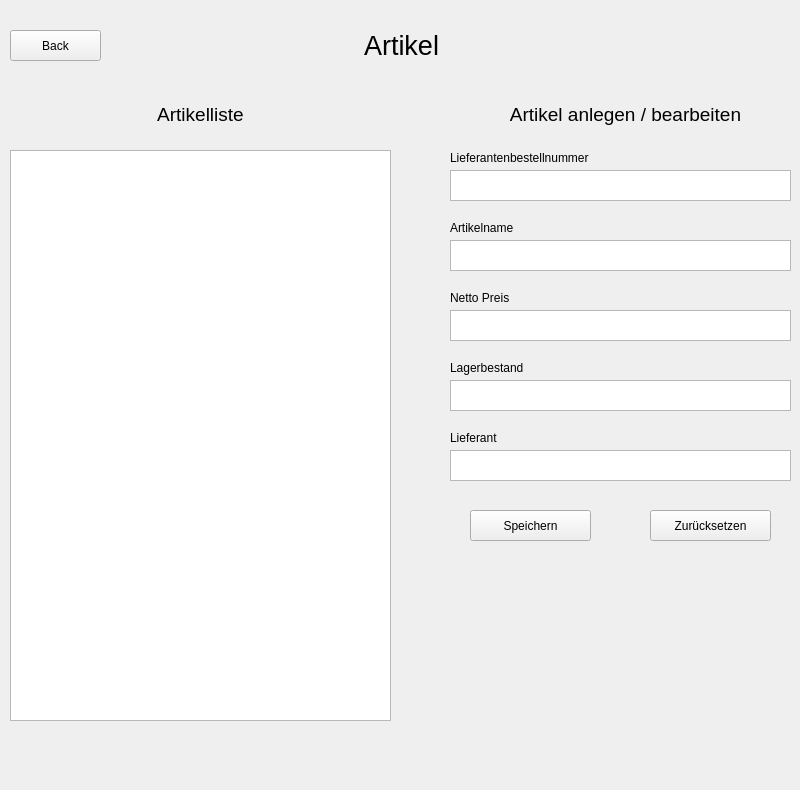
Old version of the form overviewartikel.ui in the repository luis-we/SchulaufgabePRO.
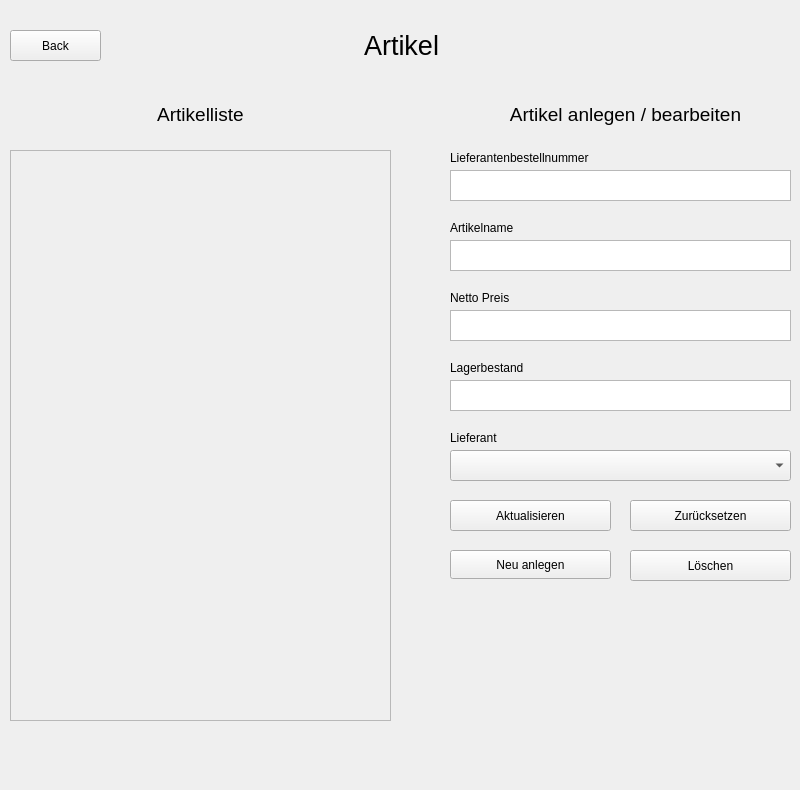
New version of the form.

```diff
--- a/overviewartikel.ui
+++ b/overviewartikel.ui
@@ -99,15 +99,8 @@
      <height>31</height>
     </rect>
    </property>
-  </widget>
-  <widget class="QTextBrowser" name="textBrowser_5">
-   <property name="geometry">
-    <rect>
-     <x>450</x>
-     <y>450</y>
-     <width>341</width>
-     <height>31</height>
-    </rect>
+   <property name="readOnly">
+    <bool>false</bool>
    </property>
   </widget>
   <widget class="QLabel" name="label_2">
@@ -175,32 +168,6 @@
     <string>Lieferant</string>
    </property>
   </widget>
-  <widget class="QPushButton" name="pushButton">
-   <property name="geometry">
-    <rect>
-     <x>470</x>
-     <y>510</y>
-     <width>121</width>
-     <height>31</height>
-    </rect>
-   </property>
-   <property name="text">
-    <string>Speichern</string>
-   </property>
-  </widget>
-  <widget class="QPushButton" name="pushButton_2">
-   <property name="geometry">
-    <rect>
-     <x>650</x>
-     <y>510</y>
-     <width>121</width>
-     <height>31</height>
-    </rect>
-   </property>
-   <property name="text">
-    <string>Zurücksetzen</string>
-   </property>
-  </widget>
   <widget class="QLabel" name="label_8">
    <property name="geometry">
     <rect>
@@ -243,6 +210,91 @@
     <set>Qt::AlignCenter</set>
    </property>
   </widget>
+  <widget class="QComboBox" name="comboBoxSuppliers">
+   <property name="geometry">
+    <rect>
+     <x>450</x>
+     <y>450</y>
+     <width>341</width>
+     <height>31</height>
+    </rect>
+   </property>
+  </widget>
+  <widget class="QPushButton" name="pushButtonAktualisieren">
+   <property name="geometry">
+    <rect>
+     <x>450</x>
+     <y>500</y>
+     <width>161</width>
+     <height>31</height>
+    </rect>
+   </property>
+   <property name="text">
+    <string>Aktualisieren</string>
+   </property>
+  </widget>
+  <widget class="QPushButton" name="pushButtonClear">
+   <property name="geometry">
+    <rect>
+     <x>630</x>
+     <y>500</y>
+     <width>161</width>
+     <height>31</height>
+    </rect>
+   </property>
+   <property name="text">
+    <string>Zurücksetzen</string>
+   </property>
+  </widget>
+  <widget class="QPushButton" name="pushButtonNeuanlegen">
+   <property name="geometry">
+    <rect>
+     <x>450</x>
+     <y>550</y>
+     <width>161</width>
+     <height>29</height>
+    </rect>
+   </property>
+   <property name="text">
+    <string>Neu anlegen</string>
+   </property>
+  </widget>
+  <widget class="QPushButton" name="pushButtonDelete">
+   <property name="geometry">
+    <rect>
+     <x>630</x>
+     <y>550</y>
+     <width>161</width>
+     <height>31</height>
+    </rect>
+   </property>
+   <property name="text">
+    <string>Löschen</string>
+   </property>
+  </widget>
+  <widget class="QScrollArea" name="scrollArea">
+   <property name="geometry">
+    <rect>
+     <x>10</x>
+     <y>150</y>
+     <width>381</width>
+     <height>571</height>
+    </rect>
+   </property>
+   <property name="widgetResizable">
+    <bool>true</bool>
+   </property>
+   <widget class="QWidget" name="artikels">
+    <property name="geometry">
+     <rect>
+      <x>0</x>
+      <y>0</y>
+      <width>379</width>
+      <height>569</height>
+     </rect>
+    </property>
+   </widget>
+  </widget>
  </widget>
  <resources/>
  <connections/>
```
Left out of the diff: 27 changed lines with no effect on the pictures.
